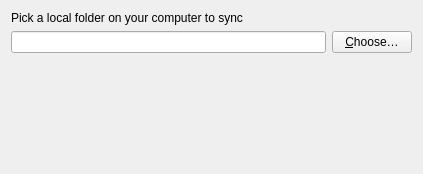
This is src/gui/folderwizard/folderwizardsourcepage.ui in owncloud/client as Qt 5 draws it before an edit. The edited form follows.
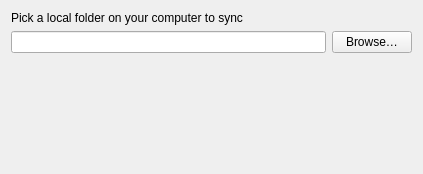
This is the edited form.

Commit message: fix: rename [Choose] button to [Browse] to be consistent

What changed in the file:
```diff
--- a/src/gui/folderwizard/folderwizardsourcepage.ui
+++ b/src/gui/folderwizard/folderwizardsourcepage.ui
@@ -29,7 +29,7 @@
      <item>
       <widget class="QPushButton" name="localFolderChooseBtn">
        <property name="text">
-        <string>&amp;Choose…</string>
+        <string>Browse…</string>
        </property>
       </widget>
      </item>
```
Left out of the diff: 4 changed lines with no effect on the pictures.
